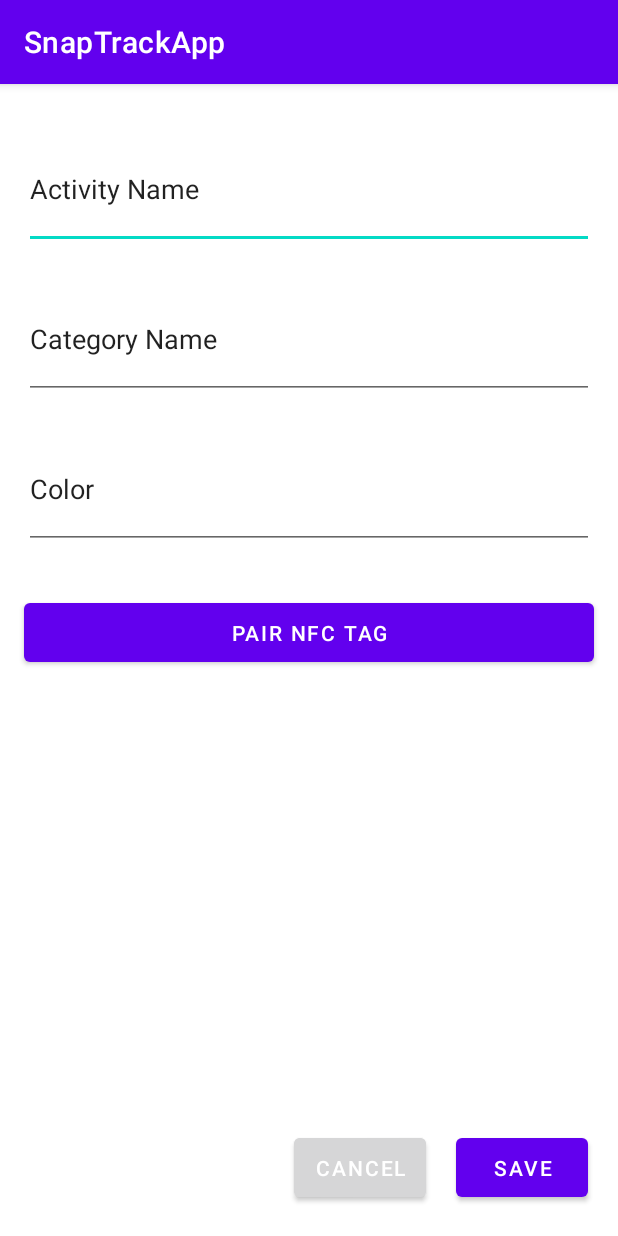
After one commit to MarkHershey/SnapTrack, an Android app: the EditUserActivity screen opened directly, with no data from a screen before it, on a phone screen of 412 x 824 dp. The commit adds this screen. Run offline under Robolectric (Android 15) with nearby library versions, the phone set to English and light mode, and no system bars.

Commit message:
Update card item click

```diff
--- a/SnapTrackApp/app/src/main/java/com/example/snaptrackapp/ui/activities/ActivitiesFragment.java
+++ b/SnapTrackApp/app/src/main/java/com/example/snaptrackapp/ui/activities/ActivitiesFragment.java
@@ -1,5 +1,6 @@
 package com.example.snaptrackapp.ui.activities;
 
+import android.content.Context;
 import android.content.Intent;
 import android.graphics.Color;
 import android.os.Bundle;
@@ -48,12 +49,12 @@ public class ActivitiesFragment extends Fragment {
         mRecyclerView = root.findViewById(R.id.recyclerView);
         // set empty adapter to avoid exception
         mRecyclerView.setLayoutManager(new LinearLayoutManager(getContext()));
-        mRecyclerView.setAdapter(new ActivitiesAdapter(activityList));
+        mRecyclerView.setAdapter(new ActivitiesAdapter(activityList, getContext()));
 
         activitiesViewModel.getActivityListLive().observe(getViewLifecycleOwner(), new Observer<ArrayList<UserActivityInfo>>() {
             @Override
             public void onChanged(ArrayList<UserActivityInfo> userActivityInfoList) {
-                mRecyclerViewAdapter = new ActivitiesAdapter(userActivityInfoList);
+                mRecyclerViewAdapter = new ActivitiesAdapter(userActivityInfoList, getContext());
                 mRecyclerView.setLayoutManager(new LinearLayoutManager(getContext()));
                 mRecyclerView.setAdapter(mRecyclerViewAdapter);
             }
--- /dev/null
+++ b/SnapTrackApp/app/src/main/java/com/example/snaptrackapp/ui/activities/EditUserActivity.java
@@ -0,0 +1,15 @@
+package com.example.snaptrackapp.ui.activities;
+
+import androidx.appcompat.app.AppCompatActivity;
+import com.example.snaptrackapp.R;
+
+import android.os.Bundle;
+
+public class EditUserActivity extends AppCompatActivity {
+
+    @Override
+    protected void onCreate(Bundle savedInstanceState) {
+        super.onCreate(savedInstanceState);
+        setContentView(R.layout.activity_edit_user_activity);
+    }
+}
--- /dev/null
+++ b/SnapTrackApp/app/src/main/res/layout/activity_edit_user_activity.xml
@@ -0,0 +1,86 @@
+<?xml version="1.0" encoding="utf-8"?>
+<androidx.constraintlayout.widget.ConstraintLayout xmlns:android="http://schemas.android.com/apk/res/android"
+    xmlns:app="http://schemas.android.com/apk/res-auto"
+    xmlns:tools="http://schemas.android.com/tools"
+    android:layout_width="match_parent"
+    android:layout_height="match_parent"
+    tools:context=".ui.activities.EditUserActivity">
+
+    <EditText
+        android:id="@+id/nameEdit"
+        android:layout_width="match_parent"
+        android:layout_height="80dp"
+        android:layout_marginHorizontal="@dimen/activity_horizontal_margin"
+        android:layout_marginTop="30dp"
+        android:paddingVertical="10dp"
+        app:layout_constraintTop_toTopOf="parent"
+        app:layout_constraintLeft_toLeftOf="parent"
+        app:layout_constraintRight_toRightOf="parent"
+        android:text="Activity Name"
+        />
+
+    <EditText
+        android:id="@+id/categoryEdit"
+        android:layout_width="match_parent"
+        android:layout_height="80dp"
+        android:layout_marginHorizontal="@dimen/activity_horizontal_margin"
+        android:layout_marginTop="20dp"
+        android:paddingVertical="10dp"
+        app:layout_constraintTop_toBottomOf="@+id/nameEdit"
+        app:layout_constraintLeft_toLeftOf="parent"
+        app:layout_constraintRight_toRightOf="parent"
+        android:text="Category Name"
+        />
+
+    <EditText
+        android:id="@+id/colorEdit"
+        android:layout_width="match_parent"
+        android:layout_height="80dp"
+        android:layout_marginHorizontal="@dimen/activity_horizontal_margin"
+        android:layout_marginTop="20dp"
+        android:paddingVertical="10dp"
+        app:layout_constraintTop_toBottomOf="@+id/categoryEdit"
+        app:layout_constraintLeft_toLeftOf="parent"
+        app:layout_constraintRight_toRightOf="parent"
+        android:text="Color"
+        />
+
+    <Button
+        android:id="@+id/pairNfcTagButton"
+        android:layout_width="match_parent"
+        android:layout_height="wrap_content"
+        android:layout_marginHorizontal="@dimen/activity_horizontal_margin"
+        android:layout_marginVertical="30dp"
+        android:padding="10dp"
+        app:layout_constraintTop_toBottomOf="@+id/colorEdit"
+        app:layout_constraintLeft_toLeftOf="parent"
+        app:layout_constraintRight_toRightOf="parent"
+        android:text="Pair NFC Tag"
+        />
+
+    <Button
+        android:id="@+id/saveButton"
+        android:layout_width="wrap_content"
+        android:layout_height="wrap_content"
+        android:layout_margin="20dp"
+        android:padding="10dp"
+        app:layout_constraintRight_toRightOf="parent"
+        app:layout_constraintBottom_toBottomOf="parent"
+        android:text="Save"
+        />
+
+    <Button
+        android:id="@+id/cancelButton"
+        android:layout_width="wrap_content"
+        android:layout_height="wrap_content"
+        android:layout_margin="20dp"
+        android:padding="10dp"
+        android:backgroundTint="@color/colorAccent"
+        app:layout_constraintRight_toLeftOf="@+id/saveButton"
+        app:layout_constraintBottom_toBottomOf="parent"
+        android:text="Cancel"
+        />
+
+
+
+</androidx.constraintlayout.widget.ConstraintLayout>
--- a/SnapTrackApp/app/src/main/res/layout/card_item.xml
+++ b/SnapTrackApp/app/src/main/res/layout/card_item.xml
@@ -10,7 +10,10 @@
     android:paddingHorizontal="16dp"
     xmlns:app="http://schemas.android.com/apk/res-auto"
     app:cardCornerRadius="8dp"
-    app:cardBackgroundColor="@color/cardview_dark_background">
+    android:clickable="true"
+    android:focusable="true"
+    app:cardBackgroundColor="@color/cardview_dark_background"
+    >
 
     <androidx.constraintlayout.widget.ConstraintLayout
         android:id="@+id/cardContentContainer"
```
Also changed, not shown: SnapTrackApp/app/src/main/AndroidManifest.xml (+10 -9 lines), SnapTrackApp/app/src/main/java/com/example/snaptrackapp/ui/activities/ActivitiesAdapter.java (+22 -1 lines).
